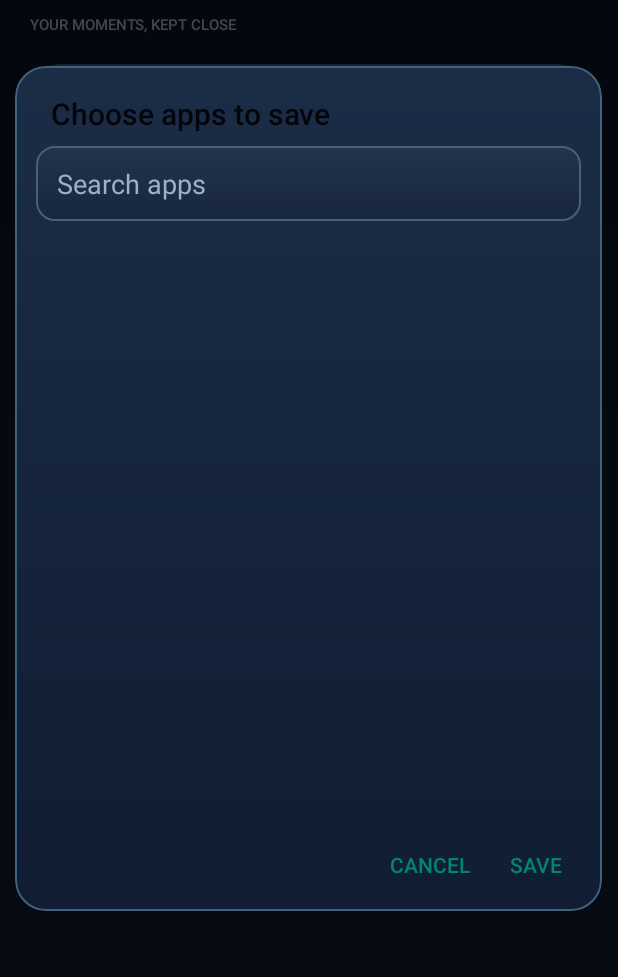
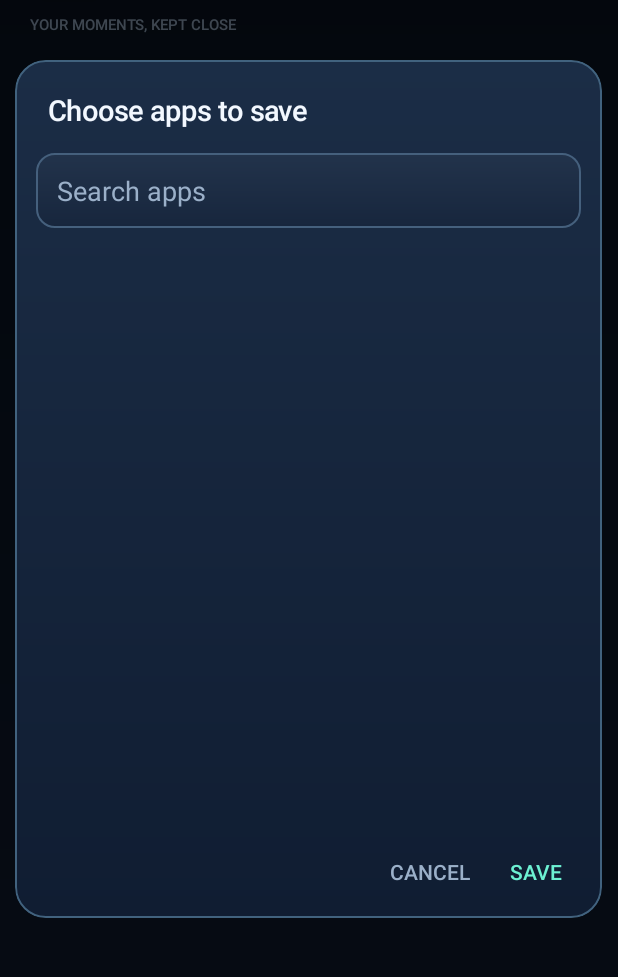
Before and after one commit to Clatasha/Clatasha-Recall, an Android app: the screen it shows after launch (MainActivity), after a tap on "＋ Choose apps", on a phone screen of 412 x 824 dp, the part 129-1106 px from its top. Run offline under Robolectric (Android 15) with nearby library versions, the light colour scheme and no system bars.

Commit message:
Polish searchable app chooser dialog colors

```diff
--- a/app/src/main/java/com/clatasha/recall/MainActivity.java
+++ b/app/src/main/java/com/clatasha/recall/MainActivity.java
@@ -259,15 +259,20 @@ public final class MainActivity extends Activity {
             }
             public void afterTextChanged(Editable value) {}
         });
+        TextView pickerTitle = label("Choose apps to save", 19, WHITE, true, 0);
+        pickerTitle.setPadding(dp(22), dp(20), dp(20), dp(8));
         AlertDialog dialog = new AlertDialog.Builder(this)
-                .setTitle("Choose apps to save")
+                .setCustomTitle(pickerTitle)
                 .setView(picker)
                 .setPositiveButton("Save", (d, which) ->
                         getSharedPreferences(RecallListener.PREFS, MODE_PRIVATE).edit()
                                 .putStringSet(RecallListener.SELECTED, chosen).apply())
                 .setNegativeButton("Cancel", null).create();
-        dialog.setOnShowListener(ignored ->
-                dialog.getWindow().setBackgroundDrawable(gradient(0xff1b2d46, 0xff101d32, dp(20), 0xff41627e)));
+        dialog.setOnShowListener(ignored -> {
+            dialog.getWindow().setBackgroundDrawable(gradient(0xff1b2d46, 0xff101d32, dp(20), 0xff41627e));
+            dialog.getButton(AlertDialog.BUTTON_POSITIVE).setTextColor(MINT);
+            dialog.getButton(AlertDialog.BUTTON_NEGATIVE).setTextColor(MUTED);
+        });
         dialog.show();
     }
 
```
